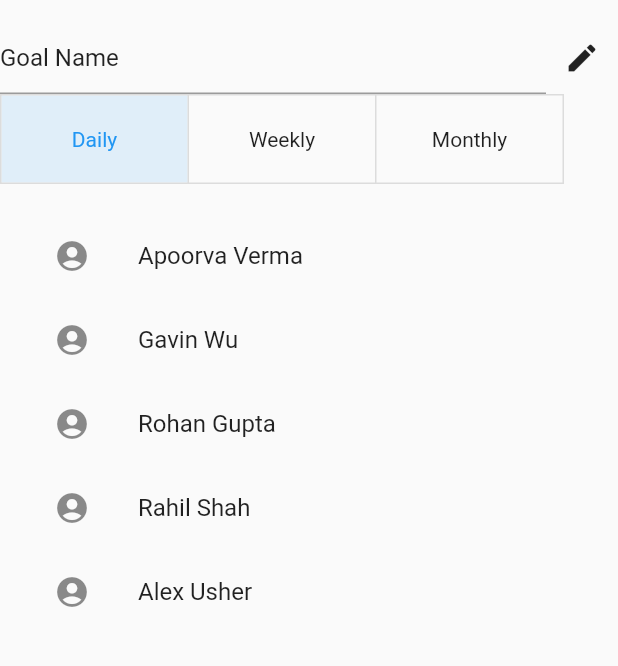
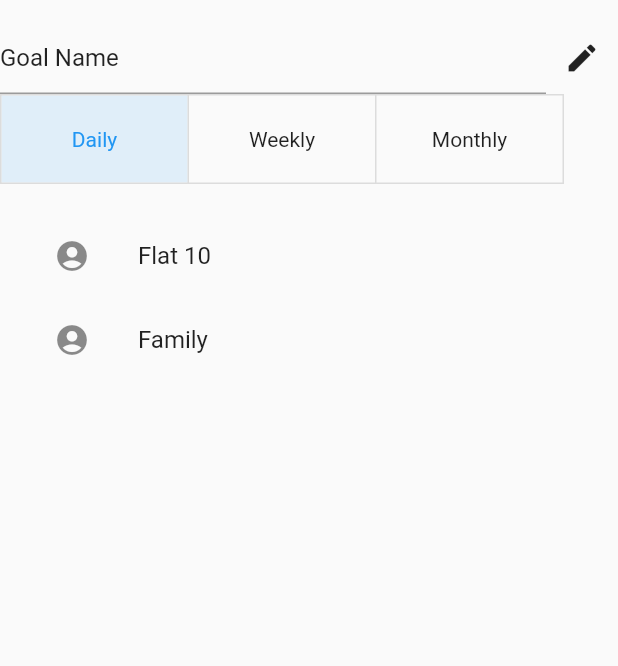
Before and after one commit to vermaapoorva/IC-Hello-World, a Flutter app: the SingleGoal screen opened directly, after a tap on the "edit" icon, on a phone screen of 412 x 824 dp, the part 434-1100 px from its top. Run offline on Flutter 3.47's test engine with Material 2 defaults, Android fonts, the light colour scheme and no system bars; our stand-ins replace bubble_bottom_bar, flutter_login, rflutter_alert.

```diff
--- a/front-end/lib/pages/SingleGoal.dart
+++ b/front-end/lib/pages/SingleGoal.dart
@@ -9,11 +9,8 @@ class SingleGoal extends StatefulWidget {
 class SingleGoalState extends State<SingleGoal> {
   String groupName = "Goal Name";
   final groupMembers = [
-    "Apoorva Verma",
-    "Gavin Wu",
-    "Rohan Gupta",
-    "Rahil Shah",
-    "Alex Usher"
+    "Flat 10",
+    "Family"
   ];
   bool isEnable = false;
   int currentIndex = 0;
--- a/front-end/pubspec.yaml
+++ b/front-end/pubspec.yaml
@@ -26,6 +26,7 @@ dependencies:
   flutter_login: ^1.0.15
   bubble_bottom_bar: ^1.2.0
   rflutter_alert: ^2.0.2
+  http: ^0.13.1
 
   # The following adds the Cupertino Icons font to your application.
   # Use with the CupertinoIcons class for iOS style icons.
```
Also changed, not shown: front-end/lib/main.dart (+1 -19 lines), front-end/pubspec.lock.
